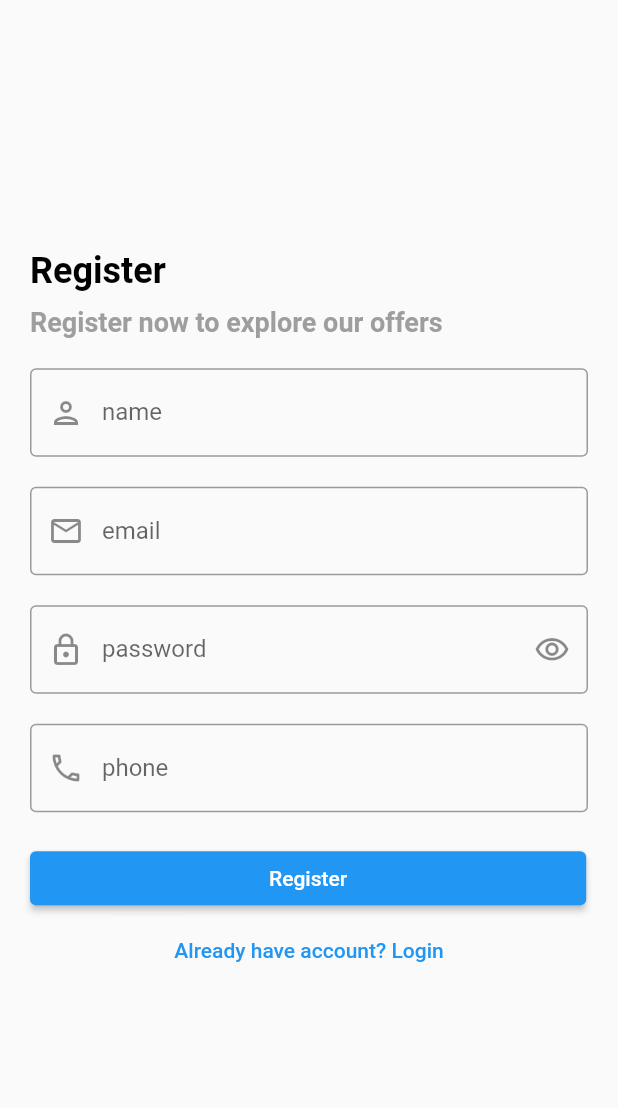
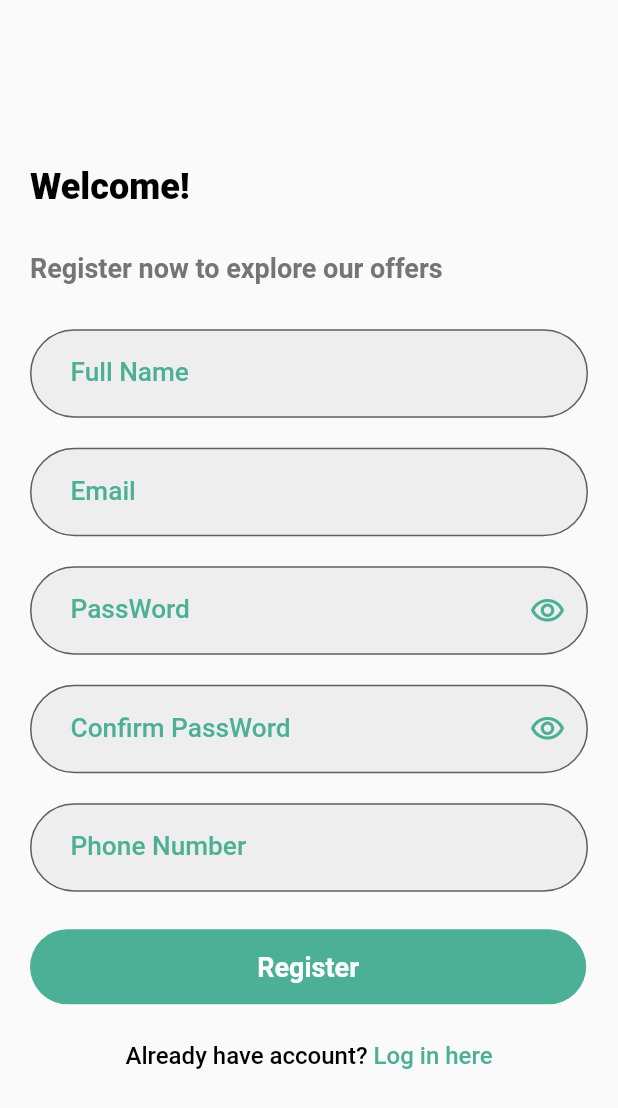
Before and after one commit to Mina-Zarif/shop_app, a Flutter app: the RegisterView screen opened by its route, on a phone screen of 412 x 824 dp. Shown: the top 1108 px of the screen. Run offline on Flutter 3.47's test engine with Material 2 defaults, Android fonts, the light colour scheme and no system bars; our stand-ins replace badges, bloc, cached_network_image, carousel_slider, dartz, dio and 6 more; accounts and stored records are empty; project files that could hold a hidden picture were left out.

Commit message:
modified Auth commit mn 3mk tani

```diff
--- a/lib/features/auth/presentation/view_models/cubits/register_cubit/register_cubit.dart
+++ b/lib/features/auth/presentation/view_models/cubits/register_cubit/register_cubit.dart
@@ -12,11 +12,14 @@ class RegisterCubit extends Cubit<RegisterState> {
   TextEditingController nameController = TextEditingController();
   TextEditingController emailController = TextEditingController();
   TextEditingController passwordController = TextEditingController();
+  TextEditingController confirmPasswordController = TextEditingController();
   TextEditingController phoneController = TextEditingController();
   final RegisterRepoImpl _registerRepoImpl;
   final formKey = GlobalKey<FormState>();
   IconData suffix = Icons.visibility_outlined;
+  IconData suffixConfirm = Icons.visibility_outlined;
   bool isObscure = true;
+  bool isObscureConfirm = true;
 
   Future<void> register(RegisterRequest request) async {
     emit(RegisterLoading());
@@ -97,4 +100,10 @@ class RegisterCubit extends Cubit<RegisterState> {
         isObscure ? Icons.visibility_outlined : Icons.visibility_off_outlined;
     emit(RegisterChangePasswordVisibility());
   }
+  void changeConfirmPasswordVisibility() {
+    isObscureConfirm = !isObscureConfirm;
+    suffixConfirm =
+    isObscureConfirm ? Icons.visibility_outlined : Icons.visibility_off_outlined;
+    emit(RegisterChangePasswordVisibility());
+  }
 }
--- a/lib/features/auth/presentation/views/register_view/widgets/register_view_body.dart
+++ b/lib/features/auth/presentation/views/register_view/widgets/register_view_body.dart
@@ -4,6 +4,9 @@ import 'package:store_app/core/utils/app_router.dart';
 import 'package:store_app/core/utils/styles.dart';
 import 'package:store_app/features/auth/data/models/register_models/register_request.dart';
 import 'package:store_app/features/auth/presentation/view_models/cubits/register_cubit/register_cubit.dart';
+import 'package:store_app/features/auth/presentation/views/widgets/custom_auth_button.dart';
+import 'package:store_app/features/auth/presentation/views/widgets/custom_auth_text_field.dart';
+import 'package:store_app/features/auth/presentation/views/widgets/custom_nav_to_signup_login.dart';
 
 class RegisterViewBody extends StatelessWidget {
   const RegisterViewBody({Key? key}) : super(key: key);
@@ -27,118 +30,103 @@ class RegisterViewBody extends StatelessWidget {
               child: Column(
                 crossAxisAlignment: CrossAxisAlignment.start,
                 children: [
-                  const Text(
-                    'Register',
-                    style: Styles.textStyle24,
+                  Text(
+                    'Welcome!',
+                    style: Styles.textStyle24
+                        .copyWith(fontWeight: FontWeight.w800),
                   ),
                   const SizedBox(
-                    height: 10,
+                    height: 30,
                   ),
-                  const Text(
+                    Text(
                     'Register now to explore our offers',
-                    style: Styles.textStyle18,
+                    style: Styles.textStyle18.copyWith(color: Colors.grey[600]),
+                  ),
+                  const SizedBox(
+                    height: 30,
+                  ),
+                  CustomAuthTextField(
+                      controller: cubit.nameController,
+                      validator: (value) {
+                        return cubit.validateName(value!);
+                      },
+                      label: 'Full Name',
+                      iconData: Icons.person_outlined),
+                  const SizedBox(
+                    height: 20,
+                  ),
+                  CustomAuthTextField(
+                      controller: cubit.emailController,
+                      validator: (value) {
+                        return cubit.validateEmail(value!);
+                      },
+                      label: "Email",
+                      iconData: Icons.email_outlined,
+                      textInputType: TextInputType.emailAddress),
+                  const SizedBox(
+                    height: 20,
+                  ),
+                  CustomAuthTextField(
+                    controller: cubit.passwordController,
+                    validator: (value) => cubit.validatePassword(value),
+                    label: "PassWord",
+                    iconData: Icons.lock,
+                    textInputType: TextInputType.visiblePassword,
+                    obscureText: cubit.isObscure,
+                    passIconData: cubit.suffix,
+                    changeIconsFun: () => cubit.changePasswordVisibility(),
+                    isPassword: true,
                   ),
                   const SizedBox(
                     height: 20,
                   ),
-                  TextFormField(
-                    controller: cubit.nameController,
-                    validator: (value) {
-                      return cubit.validateName(value!);
-                    },
-                    decoration: const InputDecoration(
-                      border: OutlineInputBorder(),
-                      label: Text('name'),
-                      prefixIcon: Icon(Icons.person_outlined),
-                    ),
+                  CustomAuthTextField(
+                    controller: cubit.confirmPasswordController,
+                    validator: (value) => cubit.validatePassword(value),
+                    label: "Confirm PassWord",
+                    iconData: Icons.lock,
+                    textInputType: TextInputType.visiblePassword,
+                    obscureText: cubit.isObscureConfirm,
+                    passIconData: cubit.suffixConfirm,
+                    changeIconsFun: () =>
+                        cubit.changeConfirmPasswordVisibility(),
+                    isPassword: true,
                   ),
                   const SizedBox(
                     height: 20,
                   ),
-                  TextFormField(
-                    controller: cubit.emailController,
-                    validator: (value) {
-                      return cubit.validateEmail(value!);
-                    },
-                    decoration: const InputDecoration(
-                      border: OutlineInputBorder(),
-                      label: Text('email'),
-                      prefixIcon: Icon(Icons.email_outlined),
+                  CustomAuthTextField(
+                      controller: cubit.phoneController,
+                      validator: (value) => cubit.validatePhone(value),
+                      label: "Phone Number",
+                      iconData: Icons.phone,
+                      textInputType: TextInputType.phone),
+                  const SizedBox(
+                    height: 25,
                   ),
-                  ),
-                  const SizedBox(
-                    height: 20,
-                  ),
-                  TextFormField(
-                    obscureText: cubit.isObscure,
-                    controller: cubit.passwordController,
-                    validator: (value) {
-                      return cubit.validatePassword(value!);
-                    },
-                    decoration: InputDecoration(
-                      border: const OutlineInputBorder(),
-                      label: const Text('password'),
-                      prefixIcon: const Icon(Icons.lock_outlined),
-                      suffixIcon: InkWell(
-                        onTap: () {
-                          cubit.changePasswordVisibility();
-                        },
-                        child: Icon(cubit.suffix),
-                      ),
-                    ),
-                  ),
-                  const SizedBox(
-                    height: 20,
-                  ),
-                  TextFormField(
-                    controller: cubit.phoneController,
-                    keyboardType: TextInputType.phone,
-                    validator: (value) {
-                      return cubit.validatePhone(value!);
-                    },
-                    decoration: const InputDecoration(
-                      border: OutlineInputBorder(),
-                      label: Text('phone'),
-                      prefixIcon: Icon(Icons.phone_outlined),
-                    ),
-                  ),
-                  const SizedBox(
-                    height: 20,
-                  ),
-                  SizedBox(
-                    width: MediaQuery.of(context).size.width * 0.9,
-                    child: state is RegisterLoading
-                        ? const Center(
-                            child: CircularProgressIndicator(),
-                          )
-                        : ElevatedButton(
-                            onPressed: () async {
+                  CustomAuthButton(
+                      state: state,
+                      onTap: () async {
                         if (cubit.formKey.currentState!.validate()) {
-                                await cubit.register(
-                                  RegisterRequest(
+                          await cubit.register(RegisterRequest(
                             email: cubit.emailController.text,
                             password: cubit.passwordController.text,
                             name: cubit.nameController.text,
                             phone: cubit.phoneController.text,
-                                  ),
-                                );
+                          ));
                         }
                       },
-                            child: const Text('Register'),
+                      text: "Register"),
+                  const SizedBox(
+                    height: 25,
                   ),
+                  NavToSignupLogin(
+                    onTap: () {
+                      AppRouter.router.pushReplacement(AppRouter.kLoginView);
+                    },
+                    firstText: 'Already have account?',
+                    secondText: ' Log in here',
                   ),
-                  Row(
-                    mainAxisAlignment: MainAxisAlignment.center,
-                    children: [
-                      TextButton(
-                        onPressed: () {
-                          AppRouter.router
-                              .pushReplacement(AppRouter.kLoginView);
-                        },
-                        child: const Text('Already have account? Login'),
-                      ),
-                    ],
-                  )
                 ],
               ),
             ),
--- /dev/null
+++ b/lib/features/auth/presentation/views/widgets/custom_auth_button.dart
@@ -0,0 +1,44 @@
+import 'package:flutter/material.dart';
+import 'package:store_app/constants.dart';
+import 'package:store_app/features/auth/presentation/view_models/cubits/login_cubit/login_cubit.dart';
+import 'package:store_app/features/auth/presentation/view_models/cubits/register_cubit/register_cubit.dart';
+
+class CustomAuthButton extends StatelessWidget {
+  const CustomAuthButton(
+      {Key? key, required this.state, required this.onTap, required this.text})
+      : super(key: key);
+  final state;
+  final Function () onTap;
+  final String text;
+
+  @override
+  Widget build(BuildContext context) {
+    if (state is LoginLoading || state is RegisterLoading) {
+      return const Center(
+        child: CircularProgressIndicator(
+          color: kMainColor,
+        ),
+      );
+    }
+    return InkWell(
+      onTap: () async {
+        return onTap();
+      },
+      child: Container(
+        height: 50,
+        width: MediaQuery.of(context).size.width * 0.9,
+        decoration: BoxDecoration(
+          color: kMainColor,
+          borderRadius: BorderRadiusDirectional.circular(25),
+        ),
+        child: Center(
+          child: Text(
+            text,
+            style: const TextStyle(
+                color: Colors.white, fontSize: 18, fontWeight: FontWeight.bold),
+          ),
+        ),
+      ),
+    );
+  }
+}
--- /dev/null
+++ b/lib/features/auth/presentation/views/widgets/custom_auth_text_field.dart
@@ -0,0 +1,81 @@
+import 'package:flutter/material.dart';
+import 'package:store_app/constants.dart';
+
+class CustomAuthTextField extends StatelessWidget {
+  const CustomAuthTextField({
+    Key? key,
+    required this.controller,
+    required this.validator,
+    required this.label,
+    required this.iconData,
+    this.isPassword = false,
+    this.changeIconsFun,
+    this.passIconData,
+    this.textInputType = TextInputType.text,
+    this.obscureText = false,
+  }) : super(key: key);
+  final TextEditingController controller;
+  final Function()? changeIconsFun;
+  final Function(dynamic value) validator;
+  final String label;
+  final IconData iconData;
+  final bool isPassword;
+  final IconData? passIconData;
+  final TextInputType textInputType;
+  final bool obscureText;
+
+  @override
+  Widget build(BuildContext context) {
+    return TextFormField(
+      obscureText: obscureText,
+      controller: controller,
+      cursorColor: kMainColor,
+      cursorHeight: 22,
+      keyboardType: textInputType,
+      validator: (value) {
+        return validator(value);
+      },
+      onTapOutside: (event) {
+        FocusManager.instance.primaryFocus!.unfocus();
+      },
+      decoration: InputDecoration(
+        suffixIcon: isPassword
+            ? Padding(
+                padding: const EdgeInsets.symmetric(horizontal: 15),
+                child: InkWell(
+                  onTap: () => changeIconsFun!(),
+                  child: Icon(passIconData),
+                ),
+              )
+            : null,
+        border: const OutlineInputBorder(
+          borderSide: BorderSide(
+            color: Colors.grey,
+          ),
+          borderRadius: BorderRadius.all(
+            Radius.circular(50),
+          ),
+        ),
+        focusedBorder: const OutlineInputBorder(
+          borderSide: BorderSide(
+            color: kMainColor,
+          ),
+          borderRadius: BorderRadius.all(
+            Radius.circular(50),
+          ),
+        ),
+        filled: true,
+        fillColor: Colors.grey[200],
+        hoverColor: kMainColor,
+        prefixIconColor: kMainColor,
+        suffixIconColor: kMainColor,
+        label: Padding(
+          padding: const EdgeInsets.symmetric(horizontal: 15),
+          child: Text(label),
+        ),
+        labelStyle: const TextStyle(
+            color: kMainColor, fontWeight: FontWeight.w500, fontSize: 17.5),
+      ),
+    );
+  }
+}
--- /dev/null
+++ b/lib/features/auth/presentation/views/widgets/custom_nav_to_signup_login.dart
@@ -0,0 +1,37 @@
+import 'package:flutter/material.dart';
+import 'package:store_app/constants.dart';
+
+
+class NavToSignupLogin extends StatelessWidget {
+  const NavToSignupLogin(
+      {Key? key,
+      required this.firstText,
+      required this.secondText,
+      required this.onTap})
+      : super(key: key);
+  final String firstText;
+  final String secondText;
+  final Function() onTap;
+
+  @override
+  Widget build(BuildContext context) {
+    return Row(
+      mainAxisAlignment: MainAxisAlignment.center,
+      children: [
+        Text(
+          firstText,
+          style: const TextStyle(
+              color: Colors.black, fontWeight: FontWeight.w500, fontSize: 16),
+        ),
+        InkWell(
+          onTap: () => onTap(),
+          child: Text(
+            secondText,
+            style: const TextStyle(
+                color: kMainColor, fontWeight: FontWeight.w500, fontSize: 16),
+          ),
+        ),
+      ],
+    );
+  }
+}
--- a/lib/features/home/presentation/views/home_view/widgets/home_body_list_view.dart
+++ b/lib/features/home/presentation/views/home_view/widgets/home_body_list_view.dart
@@ -1,6 +1,7 @@
 import 'package:flutter/material.dart';
 import 'package:flutter_bloc/flutter_bloc.dart';
 import 'package:store_app/features/home/presentation/views/home_view/widgets/best_seller_grid_view.dart';
+import 'package:store_app/features/home/presentation/views/home_view/widgets/category_list_view.dart';
 import 'package:store_app/features/home/presentation/views/home_view/widgets/custom_banners.dart';
 import 'package:store_app/features/home/presentation/view_models/home_cubit/home_cubit.dart';
 import 'package:store_app/features/home/presentation/view_models/home_cubit/home_state.dart';
@@ -18,6 +19,10 @@ class HomeBodyListView extends StatelessWidget {
             crossAxisAlignment: CrossAxisAlignment.start,
             children: [
               const CustomBanners(),
+              const Padding(
+                padding: EdgeInsets.symmetric(vertical: 25, horizontal: 20),
+                child: SizedBox(height: 70, child: CategoriesListView()),
+              ),
               Container(
                 color: Colors.grey[100],
                 child: Column(
```
Also changed, not shown: lib/features/auth/presentation/views/login_view/login_view.dart (+2 -5 lines), lib/features/auth/presentation/views/login_view/widgets/login_view_body.dart (+41 -55 lines), lib/features/home/presentation/views/home_view/widgets/custom_app_bar.dart (+18 -2 lines), lib/features/home/presentation/views/home_view/widgets/custom_auto_complete.dart (+54 -40 lines). Lines whose indentation alone changed are shown as unchanged.
